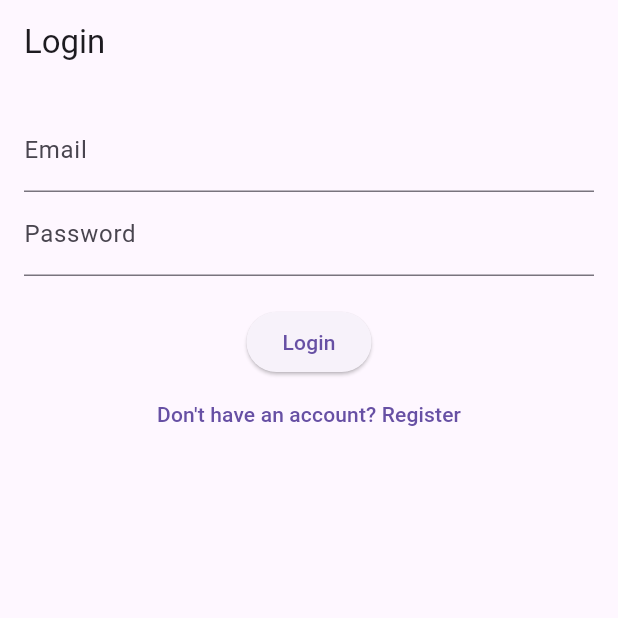
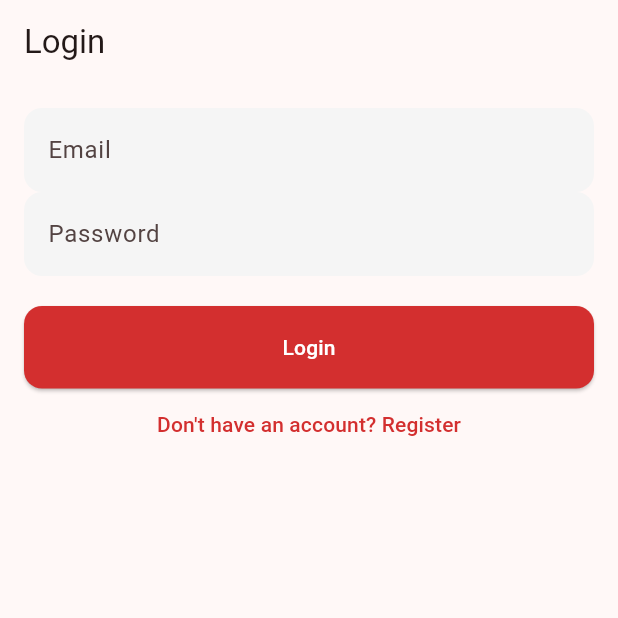
Before and after one commit to Challu59/expense-splitter-frontend, a Flutter app: the screen it shows after launch, on a phone screen of 412 x 824 dp, the top half of it. Run offline on Flutter 3.47's test engine with Material 3 defaults, Android fonts, the phone set to English and light mode, and no system bars; our stand-ins replace flutter_secure_storage.

Commit message:
enhance ui by changing main.dart theme

```diff
--- a/lib/main.dart
+++ b/lib/main.dart
@@ -13,7 +13,33 @@ class MyApp extends StatelessWidget {
     return MaterialApp(
       debugShowCheckedModeBanner: false,
       title: 'Expense Tracker',
-      theme: ThemeData(primarySwatch: Colors.blue),
+      theme: ThemeData(
+        useMaterial3: true,
+        colorScheme: ColorScheme.fromSeed(
+          seedColor: const Color(0xFFD32F2F),
+          primary: const Color(0xFFD32F2F),
+        ),
+        inputDecorationTheme: InputDecorationTheme(
+          filled: true,
+          fillColor: Colors.grey[100],
+          border: OutlineInputBorder(
+            borderRadius: BorderRadius.circular(12),
+            borderSide: BorderSide.none,
+          ),
+          focusedBorder: OutlineInputBorder(
+            borderRadius: BorderRadius.circular(12),
+            borderSide: const BorderSide(color: Color(0xFFD32F2F), width: 2),
+          ),
+        ),
+        elevatedButtonTheme: ElevatedButtonThemeData(
+          style: ElevatedButton.styleFrom(
+            backgroundColor: const Color(0xFFD32F2F),
+            foregroundColor: Colors.white,
+            minimumSize: const Size(double.infinity, 55),
+            shape: RoundedRectangleBorder(borderRadius: BorderRadius.circular(12)),
+          ),
+        ),
+      ),
       initialRoute: '/login',
       routes: {
         '/login': (context) => LoginScreen(),
@@ -23,13 +49,3 @@ class MyApp extends StatelessWidget {
     );
   }
 }
-
-// class HomeScreen extends StatelessWidget {
-//   @override
-//   Widget build(BuildContext context) {
-//     return Scaffold(
-//       appBar: AppBar(title: Text("dummy homepage")),
-//       body: Center(child: Text("Welcome")),
-//     );
-//   }
-// }
```
